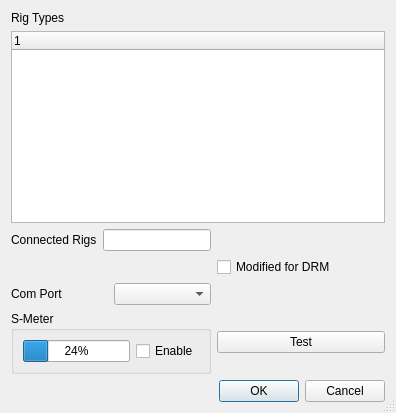
First picture: the form in common/GUI-QT/RigDlg.ui, repository Drm-tools/dream-legacy, before the edit.
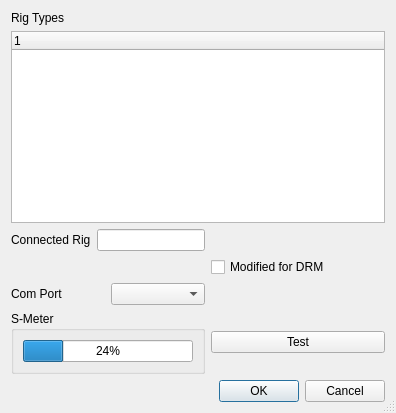
Second picture: the form after the edit.

```diff
--- a/common/GUI-QT/RigDlg.ui
+++ b/common/GUI-QT/RigDlg.ui
@@ -7,7 +7,7 @@
     <x>0</x>
     <y>0</y>
     <width>396</width>
-    <height>382</height>
+    <height>398</height>
    </rect>
   </property>
   <property name="windowTitle">
@@ -44,7 +44,7 @@
      <item>
       <widget class="QLabel" name="label_2">
        <property name="text">
-        <string>Connected Rigs</string>
+        <string>Connected Rig</string>
        </property>
       </widget>
      </item>
@@ -87,13 +87,6 @@
         </property>
        </widget>
       </item>
-      <item>
-       <widget class="QCheckBox" name="enableSMeter">
-        <property name="text">
-         <string>Enable</string>
-        </property>
-       </widget>
-      </item>
      </layout>
     </widget>
    </item>
```
